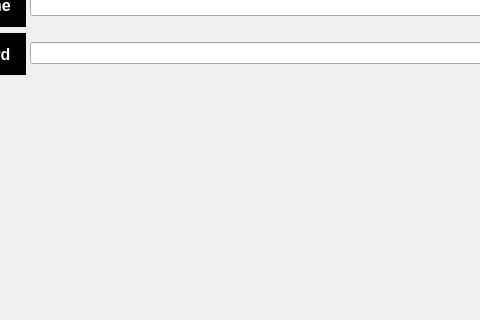
Old version of the form PofferClient/pages/pages/login.ui in the repository mohamadsalimi19/Poffer-Game-AP; both pictures show x 200 to 680 and y 266 to 586 of the 914 by 586 pixel window.
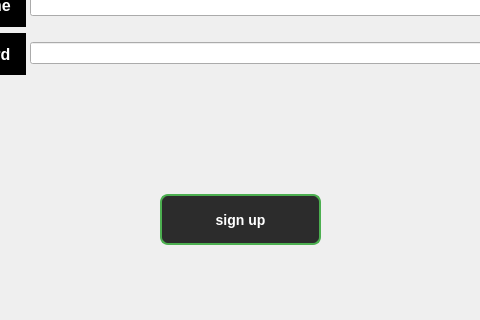
New version of the form.

Commit message: fix signup page and login

```diff
--- a/PofferClient/pages/pages/login.ui
+++ b/PofferClient/pages/pages/login.ui
@@ -325,6 +325,71 @@
     <string>forgot password</string>
    </property>
   </widget>
+  <widget class="QPushButton" name="pushButton_3">
+   <property name="geometry">
+    <rect>
+     <x>360</x>
+     <y>460</y>
+     <width>161</width>
+     <height>51</height>
+    </rect>
+   </property>
+   <property name="styleSheet">
+    <string notr="true">/* بک‌گراند کل ویجت اصلی سیاه */
+QWidget {
+    background-color: #000000;  /* سیاه */
+    color: #e0e0e0;             /* رنگ متن روشن */
+    font-family: &quot;Segoe UI&quot;, Tahoma, Geneva, Verdana, sans-serif;
+    font-size: 14px;
+}
+
+/* لیبل‌ها متن سفید و فونت کمی بزرگ‌تر */
+QLabel {
+    color: #ffffff;
+    font-weight: 600;
+    font-size: 16px;
+}
+
+/* دکمه‌ها با رنگ پس‌زمینه خاکستری تیره و متن سفید */
+QPushButton {
+    background-color: #2c2c2c;
+    color: #ffffff;
+    border: 1.5px solid #4caf50; /* حاشیه سبز */
+    border-radius: 8px;
+    padding: 8px 16px;
+    font-weight: bold;
+    transition: background-color 0.3s ease;
+}
+
+QPushButton:hover {
+    background-color: #4caf50;  /* سبز روشن */
+    color: #000000;             /* متن مشکی */
+}
+
+/* ورودی متن */
+QLineEdit {
+    background-color: #1a1a1a;
+    color: #e0e0e0;
+    border: 1px solid #4caf50;
+    border-radius: 6px;
+    padding: 6px 10px;
+}
+
+QLineEdit:hover {
+    border-color: #81c784;  /* سبز روشن‌تر */
+}
+
+/* انتخاب متن در ورودی */
+QLineEdit:selected {
+    background-color: #4caf50;
+    color: #000000;
+}
+</string>
+   </property>
+   <property name="text">
+    <string>sign up</string>
+   </property>
+  </widget>
  </widget>
  <resources/>
  <connections/>
```
The commit also changes 9 other files.
